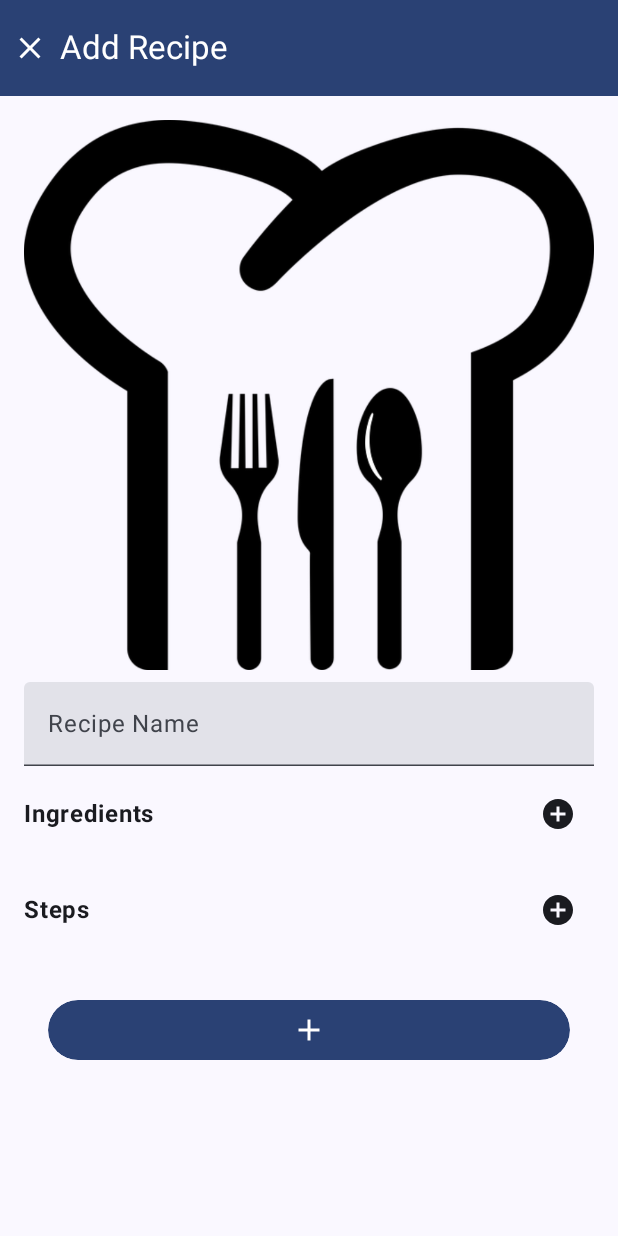
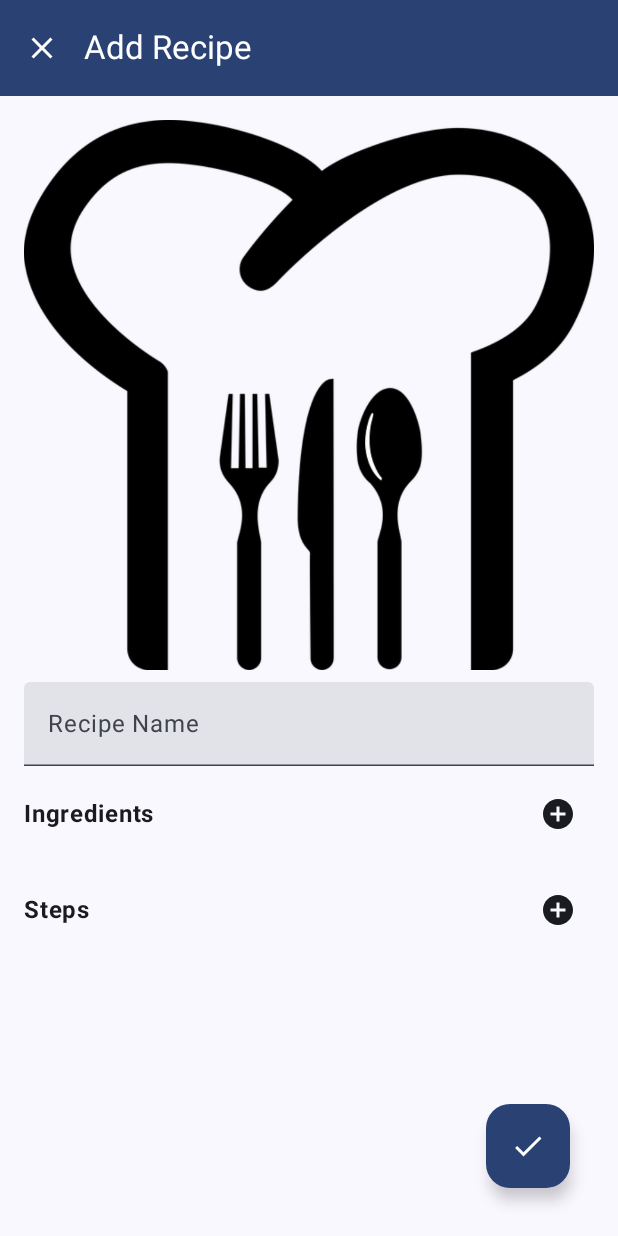
Before and after one commit to MayrThomas/project-meal, an Android app built with Jetpack Compose: the AddRecipeScreen screen opened through its navigation route, on a phone screen of 412 x 824 dp. Run offline under Robolectric (Android 15) with nearby library versions, the phone set to English and light mode, and no system bars; our stand-ins replace Room's generated code, livedata-compose.

Commit message:
create logic to save created recipe

```diff
--- a/projectMeal/app/src/main/java/at/thomas/mayr/projectMeal/ui/view/screens/AddRecipeScreen.kt
+++ b/projectMeal/app/src/main/java/at/thomas/mayr/projectMeal/ui/view/screens/AddRecipeScreen.kt
@@ -11,17 +11,16 @@ import androidx.compose.foundation.layout.Row
 import androidx.compose.foundation.layout.fillMaxSize
 import androidx.compose.foundation.layout.fillMaxWidth
 import androidx.compose.foundation.layout.padding
-import androidx.compose.foundation.lazy.LazyColumn
-import androidx.compose.foundation.lazy.items
-import androidx.compose.foundation.lazy.itemsIndexed
+import androidx.compose.foundation.rememberScrollState
+import androidx.compose.foundation.verticalScroll
 import androidx.compose.material.icons.Icons
-import androidx.compose.material.icons.filled.Add
 import androidx.compose.material.icons.filled.Close
+import androidx.compose.material.icons.filled.Done
 import androidx.compose.material.icons.outlined.AddCircle
 import androidx.compose.material3.ExperimentalMaterial3Api
+import androidx.compose.material3.FabPosition
 import androidx.compose.material3.Icon
 import androidx.compose.material3.IconButton
-import androidx.compose.material3.IconButtonDefaults
 import androidx.compose.material3.MaterialTheme
 import androidx.compose.material3.Scaffold
 import androidx.compose.material3.Text
@@ -35,6 +34,7 @@ import androidx.compose.runtime.remember
 import androidx.compose.ui.Alignment
 import androidx.compose.ui.Modifier
 import androidx.compose.ui.graphics.ImageBitmap
+import androidx.compose.ui.graphics.asAndroidBitmap
 import androidx.compose.ui.graphics.asImageBitmap
 import androidx.compose.ui.res.imageResource
 import androidx.compose.ui.text.font.FontWeight
@@ -43,18 +43,25 @@ import androidx.compose.ui.unit.dp
 import androidx.navigation.NavController
 import at.thomas.mayr.projectMeal.MainActivity
 import at.thomas.mayr.projectMeal.R
+import at.thomas.mayr.projectMeal.core.ImageConversionUtils
 import at.thomas.mayr.projectMeal.room.MealRepository
 import at.thomas.mayr.projectMeal.room.entities.Ingredient
+import at.thomas.mayr.projectMeal.room.entities.Recipe
 import at.thomas.mayr.projectMeal.ui.view.views.CameraView
 import at.thomas.mayr.projectMeal.ui.view.views.CreateIngredientDialog
 import at.thomas.mayr.projectMeal.ui.view.views.CreateStepDialog
+import at.thomas.mayr.projectMeal.ui.view.views.MealFAB
 import java.util.concurrent.Executors
 
 @OptIn(ExperimentalMaterial3Api::class)
 @Composable
-fun AddRecipeScreen(navController: NavController, repository: MealRepository, activity: MainActivity) {
+fun AddRecipeScreen(
+    navController: NavController,
+    repository: MealRepository,
+    activity: MainActivity
+) {
     val chefHat = ImageBitmap.imageResource(id = R.drawable.chef_hat)
-    val recipeImage = remember { mutableStateOf(chefHat)}
+    val recipeImage = remember { mutableStateOf(chefHat) }
     val recipeName = remember { mutableStateOf(TextFieldValue()) }
     val ingredients = remember { mutableStateListOf<Ingredient>() }
     val steps = remember { mutableStateListOf<String>() }
@@ -87,13 +94,42 @@ fun AddRecipeScreen(navController: NavController, repository: MealRepository, ac
                     titleContentColor = MaterialTheme.colorScheme.onPrimary,
                     actionIconContentColor = MaterialTheme.colorScheme.onPrimary
                 ),
-                navigationIcon = { Icon(
-                    imageVector = Icons.Filled.Close,
-                    contentDescription = "Close Screen",
-                    modifier = Modifier.clickable {
-                        navController.navigateUp()
-                    }.padding(4.dp)
-                )}
+                navigationIcon = {
+                    IconButton(
+                        onClick = {
+                            navController.navigateUp()
+                        }
+                    ) {
+                        Icon(
+                            imageVector = Icons.Default.Close,
+                            contentDescription = "close button"
+                        )
+                    }
+                }
+            )
+        },
+        floatingActionButtonPosition = FabPosition.End,
+        floatingActionButton = {
+            MealFAB(
+                onClick = {
+                    val recipe = Recipe(
+                        name = recipeName.value.text,
+                        image = ImageConversionUtils.bitmapToBase64(recipeImage.value.asAndroidBitmap()),
+                        steps = steps.toList()
+                    )
+
+                    val inserted = repository.insertRecipe(recipe)
+
+                    ingredients.forEach {
+                        it.recipeCreatorId = inserted.recipeId
+
+                        repository.insertIngredient(it)
+                    }
+
+                    navController.navigateUp()
+                },
+                icon = Icons.Default.Done,
+                contentDescription = "Save button"
             )
         }
     ) { it ->
@@ -103,14 +139,16 @@ fun AddRecipeScreen(navController: NavController, repository: MealRepository, ac
                 .fillMaxSize()
         ) {
             Column(
-                modifier = Modifier.padding(16.dp),
+                modifier = Modifier
+                    .padding(16.dp)
+                    .verticalScroll(rememberScrollState()),
                 horizontalAlignment = Alignment.CenterHorizontally,
                 verticalArrangement = Arrangement.spacedBy(8.dp)
             ) {
                 if (showCameraView.value) {
                     CameraView(
                         executor = Executors.newSingleThreadExecutor(),
-                        onImageCaptured = {proxy ->
+                        onImageCaptured = { proxy ->
                             val matrix = Matrix()
                             matrix.postRotate(90f)
 
@@ -164,10 +202,10 @@ fun AddRecipeScreen(navController: NavController, repository: MealRepository, ac
                     }
                 }
 
-                LazyColumn(
+                Column(
                     verticalArrangement = Arrangement.spacedBy(8.dp)
                 ) {
-                    items(ingredients) { ingredient ->
+                    ingredients.forEach { ingredient ->
                         Text(text = "${ingredient.amount} ${ingredient.ingredientUnit?.name} ${ingredient.name}")
                     }
                 }
@@ -189,29 +227,19 @@ fun AddRecipeScreen(navController: NavController, repository: MealRepository, ac
                     }
                 }
 
-                LazyColumn(
+                Column(
                     verticalArrangement = Arrangement.spacedBy(8.dp)
                 ) {
-                    itemsIndexed(steps) { index: Int, step: String ->
+                    steps.forEachIndexed { index, step ->
                         Row(
                             modifier = Modifier.fillMaxWidth(),
                             verticalAlignment = Alignment.CenterVertically,
                             horizontalArrangement = Arrangement.spacedBy(8.dp)
                         ) {
-                            Text(text = "$index:", fontWeight = FontWeight.SemiBold)
+                            Text(text = "${index + 1}:", fontWeight = FontWeight.SemiBold)
                             Text(text = step)
                         }
                     }
-                }
-
-                IconButton(
-                    onClick = { /*TODO*/ },
-                    Modifier
-                        .fillMaxWidth()
-                        .padding(16.dp),
-                    colors = IconButtonDefaults.filledIconButtonColors()
-                ) {
-                    Icon(imageVector = Icons.Default.Add, contentDescription = "Add recipe button")
                 }
             }
         }
```
Also changed, not shown: projectMeal/app/src/main/java/at/thomas/mayr/projectMeal/core/ImageConversionUtils.kt (+2 -5 lines).
